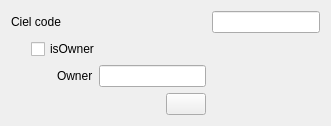
Above: forms/subforms/maternity/generic/fullidentity_maternity/ui/xx/psf.ui from nandrianaivojaona/freemedforms before the change. Below: the same form after it.
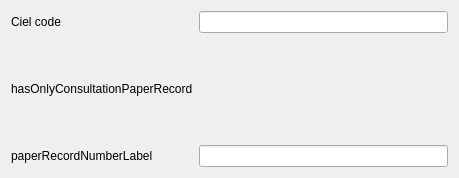
That is the form after the change.

```diff
--- a/forms/subforms/maternity/generic/fullidentity_maternity/ui/xx/psf.ui
+++ b/forms/subforms/maternity/generic/fullidentity_maternity/ui/xx/psf.ui
@@ -6,33 +6,20 @@
    <rect>
     <x>0</x>
     <y>0</y>
-    <width>331</width>
-    <height>106</height>
+    <width>459</width>
+    <height>178</height>
    </rect>
   </property>
   <property name="windowTitle">
    <string/>
   </property>
   <layout class="QGridLayout" name="gridLayout">
-   <item row="0" column="0">
-    <widget class="QLabel" name="cielCodeLabel">
-     <property name="text">
-      <string>Ciel code</string>
-     </property>
-    </widget>
-   </item>
-   <item row="0" column="1">
-    <layout class="QHBoxLayout" name="CielCodeLayout"/>
-   </item>
-   <item row="0" column="2">
-       <widget class="QLineEdit" name="cielCodeEdit"/>
-   </item>
-   <item row="1" column="0" colspan="2">
+   <item row="1" column="0">
     <layout class="QGridLayout" name="gridLayout_2">
-     <item row="1" column="2">
+     <item row="2" column="0">
       <widget class="QLabel" name="paperRecordLabel">
        <property name="text">
-        <string>Owner</string>
+        <string>paperRecordNumberLabel</string>
        </property>
        <property name="buddy">
         <cstring>ownerEdit</cstring>
@@ -40,82 +27,31 @@
       </widget>
      </item>
      <item row="1" column="0">
-      <spacer name="horizontalSpacer_2">
-       <property name="orientation">
-        <enum>Qt::Horizontal</enum>
+      <widget class="QLabel" name="paperRecordConsultationOnlyLabel">
+       <property name="text">
+        <string>hasOnlyConsultationPaperRecord</string>
        </property>
-       <property name="sizeType">
-        <enum>QSizePolicy::Fixed</enum>
-       </property>
-       <property name="sizeHint" stdset="0">
-        <size>
-         <width>20</width>
-         <height>20</height>
-        </size>
-       </property>
-      </spacer>
+      </widget>
      </item>
-     <item row="1" column="3">
+     <item row="1" column="1">
+      <layout class="QHBoxLayout" name="paperRecordConsultationOnlyLayout"/>
+     </item>
+     <item row="2" column="1">
       <widget class="QLineEdit" name="paperRecordEdit"/>
      </item>
-     <item row="0" column="1" colspan="3">
-      <widget class="QCheckBox" name="isSINOwnerCheck">
-       <property name="text">
-        <string>isOwner</string>
-       </property>
-      </widget>
-     </item>
      <item row="0" column="0">
-      <spacer name="horizontalSpacer">
-       <property name="orientation">
-        <enum>Qt::Horizontal</enum>
+      <widget class="QLabel" name="cielCodeLabel">
+       <property name="text">
+        <string>Ciel code</string>
        </property>
-       <property name="sizeType">
-        <enum>QSizePolicy::Fixed</enum>
-       </property>
-       <property name="sizeHint" stdset="0">
-        <size>
-         <width>20</width>
-         <height>20</height>
-        </size>
-       </property>
-      </spacer>
+      </widget>
      </item>
-     <item row="1" column="1">
-      <spacer name="horizontalSpacer_3">
-       <property name="orientation">
-        <enum>Qt::Horizontal</enum>
-       </property>
-       <property name="sizeType">
-        <enum>QSizePolicy::Fixed</enum>
-       </property>
-       <property name="sizeHint" stdset="0">
-        <size>
-         <width>20</width>
-         <height>20</height>
-        </size>
-       </property>
-      </spacer>
-     </item>
-    </layout>
-   </item>
-   <item row="2" column="0" colspan="2">
-    <layout class="QHBoxLayout" name="horizontalLayout">
-     <item>
-      <spacer name="horizontalSpacer_4">
-       <property name="orientation">
-        <enum>Qt::Horizontal</enum>
-       </property>
-       <property name="sizeHint" stdset="0">
-        <size>
-         <width>40</width>
-         <height>20</height>
-        </size>
-       </property>
-      </spacer>
-     </item>
-     <item>
-      <widget class="QPushButton" name="declaration"/>
+     <item row="0" column="1">
+      <layout class="QHBoxLayout" name="CielCodeLayout">
+       <item>
+        <widget class="QLineEdit" name="cielCodeEdit"/>
+       </item>
+      </layout>
      </item>
     </layout>
    </item>
```
Left out of the diff: 41 changed lines with no effect on the pictures.
